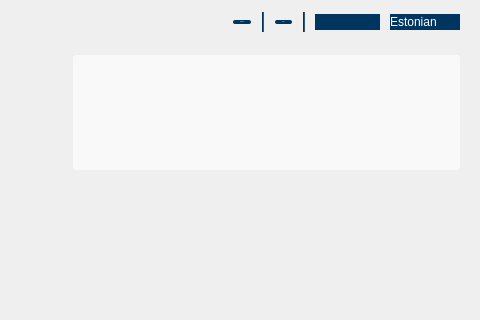
This is qdigidoc/trunk/crypto/ui/MainWindow.ui in tixsys/esteid as Qt 5 draws it before an edit; both pictures show x 170 to 650 and y 0 to 320 of the 650 by 540 pixel window. The edited form follows.
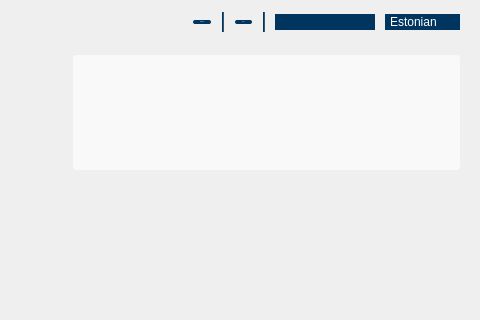
This is the edited form. Icons and pictures are not drawn. Custom widgets are drawn as their Qt base class.

Commit message: qdigidoc: fix combobox under gnome

Diff of the .ui file:
```diff
--- a/qdigidoc/trunk/crypto/ui/MainWindow.ui
+++ b/qdigidoc/trunk/crypto/ui/MainWindow.ui
@@ -81,7 +81,6 @@
 background-color: #00355F;
 border: 0px;
 color: white;
-padding-right: 5px;
 }
 
 #cards QListView, #languages QListView
@@ -262,10 +261,23 @@
          </widget>
         </item>
         <item>
-         <widget class="ComboBox" name="cards"/>
+         <widget class="ComboBox" name="cards">
+          <property name="minimumSize">
+           <size>
+            <width>100</width>
+            <height>0</height>
+           </size>
+          </property>
+         </widget>
         </item>
         <item>
          <widget class="ComboBox" name="languages">
+          <property name="minimumSize">
+           <size>
+            <width>75</width>
+            <height>0</height>
+           </size>
+          </property>
           <item>
            <property name="text">
             <string notr="true">Estonian</string>
```
The commit also changes 4 other files.
